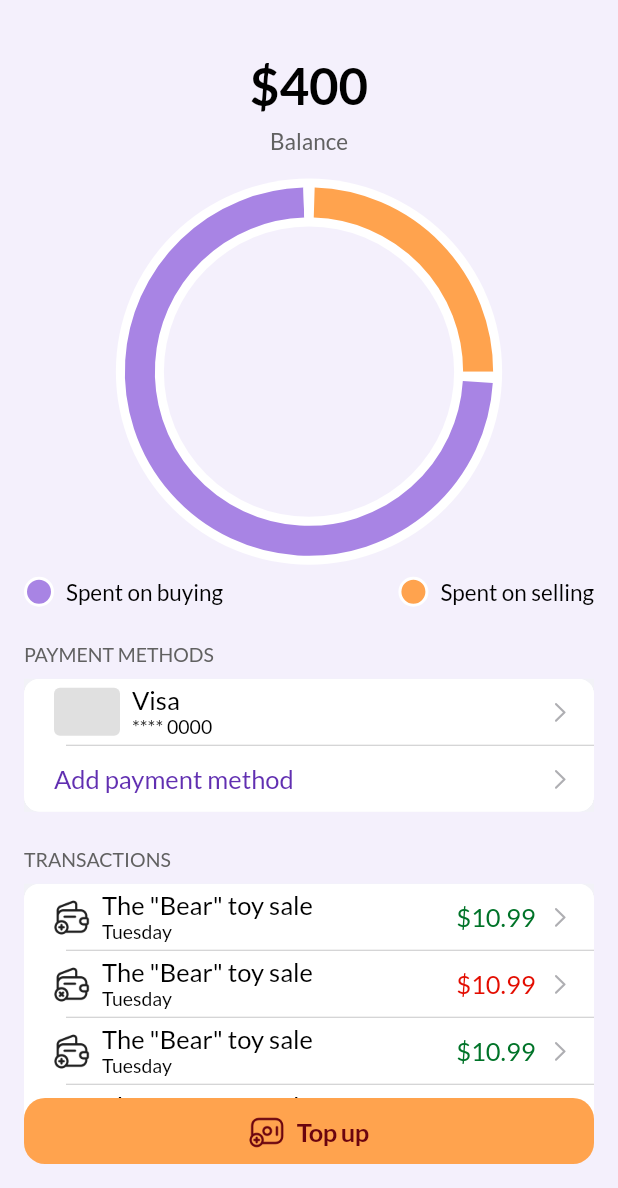
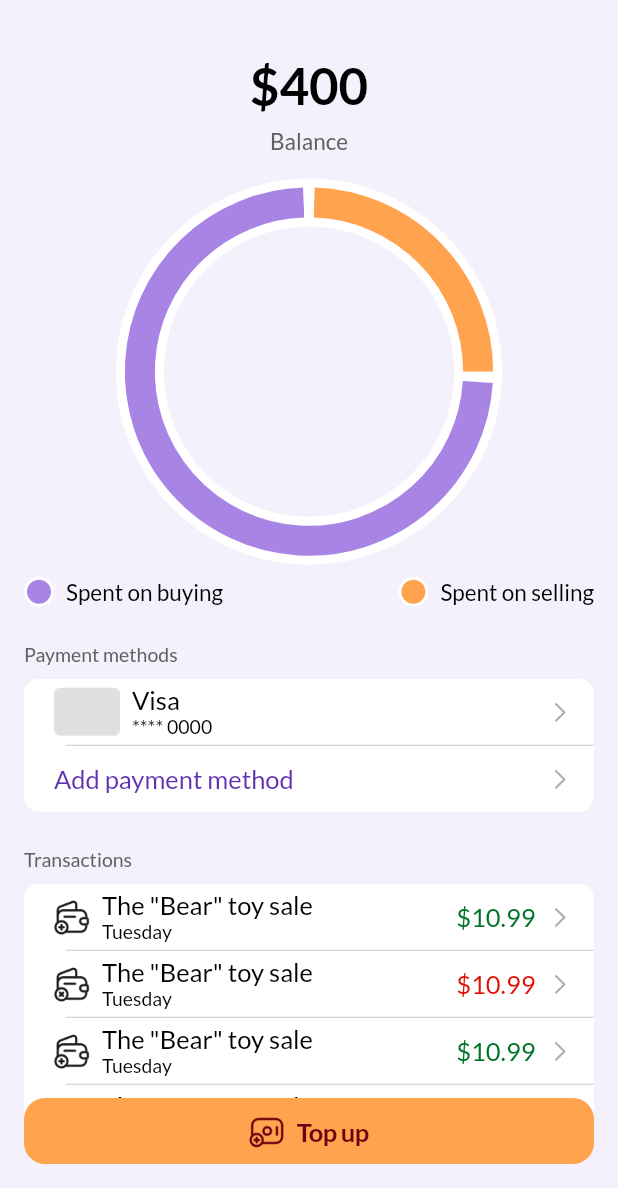
Before and after one commit to MrSanchezzzzz/kidbank.market, a Flutter app: the AccountWalletScreen screen opened by its route, on a phone screen of 412 x 824 dp, the part 48-1236 px from its top. Run offline on Flutter 3.47's test engine with Material 3 defaults, Android fonts, the phone set to English and light mode, and no system bars; drawn by our look-alikes of pie_chart; our stand-ins replace adaptive_dialog, flutter_riverpod, go_router, hooks_riverpod, image_picker and 1 more; missing offline and left inert: dart:ffi, syncfusion_flutter_core.

Commit message:
Design changes

```diff
--- a/lib/features/account/components/details.dart
+++ b/lib/features/account/components/details.dart
@@ -1,4 +1,5 @@
 import 'package:flutter/cupertino.dart';
+import 'package:kidbank/features/account/wallet/presentation/screens/wallet.dart';
 import '../../../core/colors.dart';
 import '../../../core/images.dart';
 
@@ -52,6 +53,10 @@ class Details extends StatelessWidget {
     return CupertinoButton(
       padding: EdgeInsets.zero,
       onPressed: () {
+        if(title=='My wallet'){
+          Navigator.of(context).push(CupertinoPageRoute(builder: (context)=>AccountWalletScreen()));
+          return;
+        }
         print('$title pressed');
       },
       child: Container(
--- a/lib/features/account/wallet/presentation/widgets/payment_methods.dart
+++ b/lib/features/account/wallet/presentation/widgets/payment_methods.dart
@@ -12,7 +12,7 @@ class WalletPaymentMethods extends StatelessWidget {
       crossAxisAlignment: CrossAxisAlignment.start,
       children: [
         Text(
-          'PAYMENT METHODS',
+          'Payment methods',
           style: CupertinoTheme.of(context).textTheme.textStyle.copyWith(fontSize: 13, color: Colors.grey300),
         ),
         const SizedBox(
--- a/lib/features/account/wallet/transactions/transactions.dart
+++ b/lib/features/account/wallet/transactions/transactions.dart
@@ -15,7 +15,7 @@ class WalletTransactions extends StatelessWidget {
       crossAxisAlignment: CrossAxisAlignment.stretch,
       children: [
         Text(
-          'TRANSACTIONS',
+          'Transactions',
           style: CupertinoTheme.of(context).textTheme.textStyle.copyWith(fontSize: 13, color: Colors.grey300),
         ),
         const SizedBox(
```
